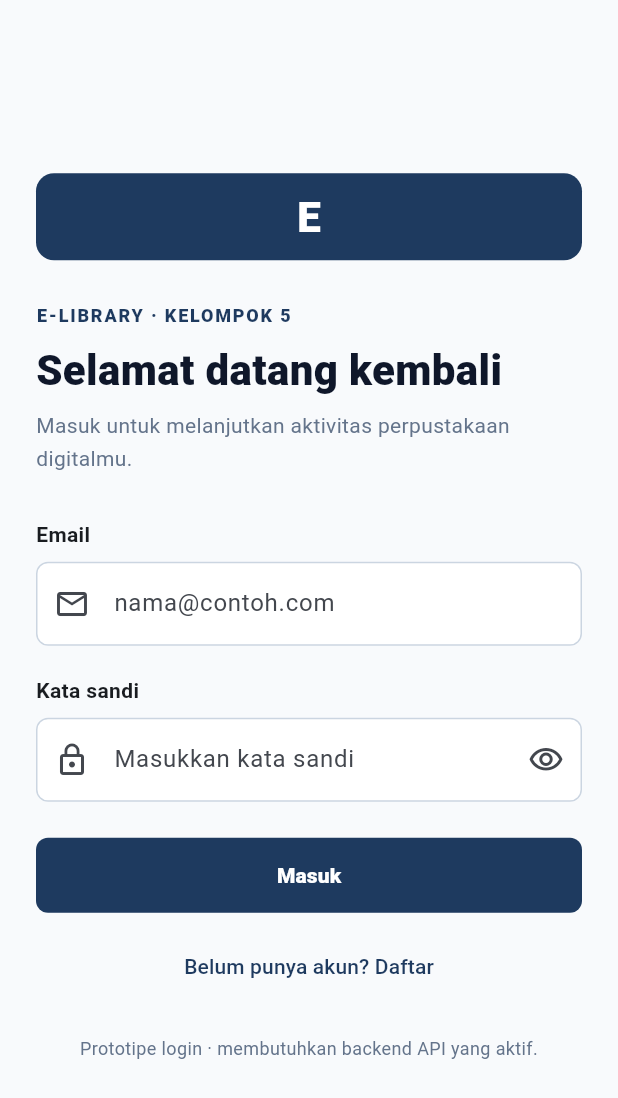
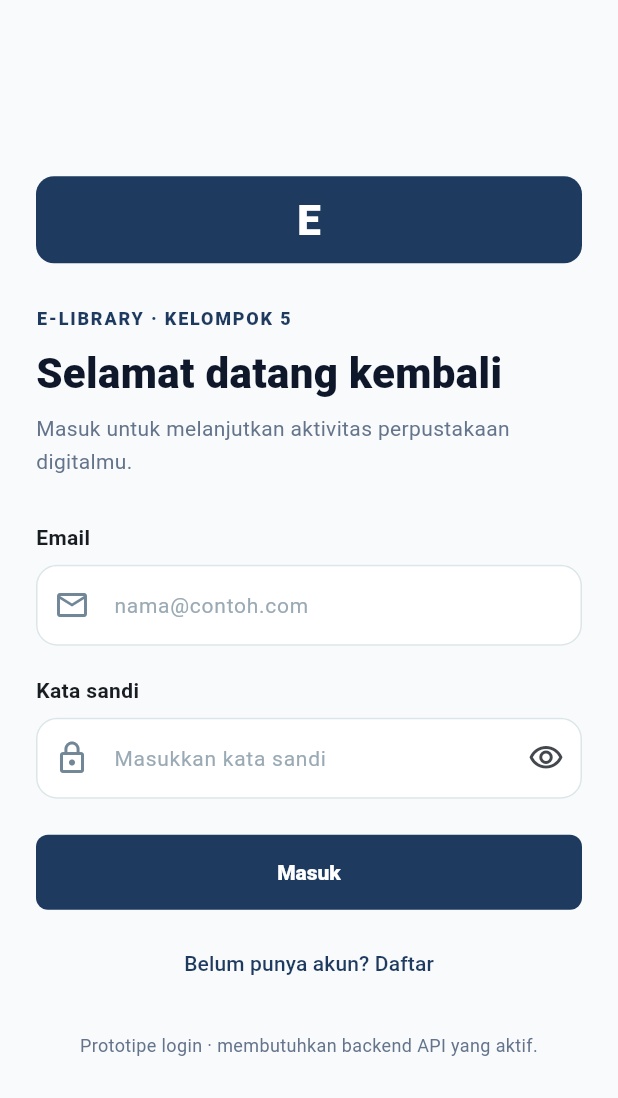
Before and after one commit to 077Andrian/pemrograman-berbasis-platform-kelompok-5-e-library, a Flutter app: the screen it shows after launch, on a phone screen of 412 x 824 dp. Shown: the top 1098 px of the screen. Run offline on Flutter 3.47's test engine with Material 3 defaults, Android fonts, the phone set to English and light mode, and no system bars.

Commit message:
style(mobile): polish E-Library mobile experience

```diff
--- a/frontend/mobile/lib/main.dart
+++ b/frontend/mobile/lib/main.dart
@@ -25,27 +25,79 @@ class ELibraryApp extends StatelessWidget {
       debugShowCheckedModeBanner: false,
       theme: ThemeData(
         useMaterial3: true,
+        scaffoldBackgroundColor: const Color(0xFFF3F7F8),
         colorScheme: ColorScheme.fromSeed(
           seedColor: primary,
           primary: primary,
           secondary: accent,
-          surface: const Color(0xFFF8FAFC),
+          surface: const Color(0xFFFFFFFF),
+        ),
+        appBarTheme: const AppBarTheme(
+          backgroundColor: Colors.white,
+          foregroundColor: Color(0xFF14283D),
+          surfaceTintColor: Colors.transparent,
+          elevation: 0,
+          centerTitle: false,
+          titleTextStyle: TextStyle(
+            color: Color(0xFF14283D),
+            fontSize: 20,
+            fontWeight: FontWeight.w800,
+            letterSpacing: -0.4,
+          ),
+        ),
+        cardTheme: CardThemeData(
+          color: Colors.white,
+          elevation: 0,
+          margin: const EdgeInsets.only(bottom: 12),
+          clipBehavior: Clip.antiAlias,
+          shape: RoundedRectangleBorder(
+            borderRadius: BorderRadius.circular(18),
+            side: const BorderSide(color: Color(0xFFE2EAED)),
+          ),
         ),
         inputDecorationTheme: InputDecorationTheme(
           filled: true,
           fillColor: Colors.white,
+          contentPadding: const EdgeInsets.symmetric(horizontal: 16, vertical: 15),
+          hintStyle: const TextStyle(color: Color(0xFF9AAAB5), fontSize: 14),
+          prefixIconColor: const Color(0xFF718797),
           border: OutlineInputBorder(
-            borderRadius: BorderRadius.circular(8),
-            borderSide: const BorderSide(color: Color(0xFFCBD5E1)),
+            borderRadius: BorderRadius.circular(14),
+            borderSide: const BorderSide(color: Color(0xFFDCE6E9)),
           ),
           enabledBorder: OutlineInputBorder(
-            borderRadius: BorderRadius.circular(8),
-            borderSide: const BorderSide(color: Color(0xFFCBD5E1)),
+            borderRadius: BorderRadius.circular(14),
+            borderSide: const BorderSide(color: Color(0xFFDCE6E9)),
           ),
           focusedBorder: OutlineInputBorder(
-            borderRadius: BorderRadius.circular(8),
-            borderSide: const BorderSide(color: accent, width: 2),
+            borderRadius: BorderRadius.circular(14),
+            borderSide: const BorderSide(color: accent, width: 1.7),
           ),
+        ),
+        filledButtonTheme: FilledButtonThemeData(
+          style: FilledButton.styleFrom(
+            backgroundColor: primary,
+            foregroundColor: Colors.white,
+            elevation: 0,
+            minimumSize: const Size(0, 48),
+            padding: const EdgeInsets.symmetric(horizontal: 18, vertical: 13),
+            shape: RoundedRectangleBorder(borderRadius: BorderRadius.circular(13)),
+            textStyle: const TextStyle(fontWeight: FontWeight.w800),
+          ),
+        ),
+        outlinedButtonTheme: OutlinedButtonThemeData(
+          style: OutlinedButton.styleFrom(
+            foregroundColor: primary,
+            side: const BorderSide(color: Color(0xFFDCE6E9)),
+            minimumSize: const Size(0, 42),
+            shape: RoundedRectangleBorder(borderRadius: BorderRadius.circular(12)),
+            textStyle: const TextStyle(fontWeight: FontWeight.w700),
+          ),
+        ),
+        snackBarTheme: SnackBarThemeData(
+          behavior: SnackBarBehavior.floating,
+          backgroundColor: const Color(0xFF173D59),
+          shape: RoundedRectangleBorder(borderRadius: BorderRadius.circular(14)),
         ),
       ),
       home: const LoginPage(),
@@ -371,9 +423,10 @@ class _LoginPageState extends State<LoginPage> {
         _ebooks = rawEbooks is List
             ? rawEbooks.whereType<Map<String, dynamic>>().toList()
             : <Map<String, dynamic>>[];
-        _fines = finesResponse?['data'] is List
-            ? Map<String, dynamic>.from(finesResponse!)
-            : (finesResponse == null ? <String, dynamic>{} : Map<String, dynamic>.from(finesResponse));
+        final rawFines = finesResponse?['data'];
+        _fines = rawFines is Map
+            ? Map<String, dynamic>.from(rawFines)
+            : <String, dynamic>{};
       });
     } on Exception catch (error) {
       if (mounted) {
@@ -760,7 +813,26 @@ class _LoginPageState extends State<LoginPage> {
     return Scaffold(
       backgroundColor: const Color(0xFFF8FAFC),
       appBar: AppBar(
-        title: const Text('E-Library'),
+        title: Row(
+          children: [
+            Container(
+              width: 34,
+              height: 34,
+              alignment: Alignment.center,
+              decoration: BoxDecoration(
+                gradient: const LinearGradient(
+                  colors: [Color(0xFF173D59), Color(0xFF0E9F91)],
+                  begin: Alignment.topLeft,
+                  end: Alignment.bottomRight,
+                ),
+                borderRadius: BorderRadius.circular(11),
+              ),
+              child: const Text('E', style: TextStyle(color: Colors.white, fontWeight: FontWeight.w900, fontSize: 19)),
+            ),
+            const SizedBox(width: 10),
+            const Text('E-Library'),
+          ],
+        ),
         actions: [
           if (isLibrarian) ...[
             IconButton(tooltip: 'Tambah buku', onPressed: _showAddBookDialog, icon: const Icon(Icons.add)),
@@ -778,22 +850,51 @@ class _LoginPageState extends State<LoginPage> {
         child: ListView(
           padding: const EdgeInsets.all(16),
           children: [
-            Text(
-              'Halo, ' + username,
-              style: const TextStyle(
-                fontSize: 24,
-                fontWeight: FontWeight.w800,
-                color: Color(0xFF1E3A5F),
+            Container(
+              width: double.infinity,
+              padding: const EdgeInsets.all(22),
+              decoration: BoxDecoration(
+                gradient: const LinearGradient(
+                  colors: [Color(0xFF102B43), Color(0xFF17615F)],
+                  begin: Alignment.topLeft,
+                  end: Alignment.bottomRight,
+                ),
+                borderRadius: BorderRadius.circular(22),
+                boxShadow: const [
+                  BoxShadow(color: Color(0x1D102B43), blurRadius: 22, offset: Offset(0, 10)),
+                ],
               ),
-            ),
-            const SizedBox(height: 4),
-            Text(
-              isLibrarian
-                  ? 'Pustakawan · kelola katalog dan sirkulasi'
-                  : isLeadership
-                      ? 'Pimpinan · ringkasan statistik perpustakaan'
-                      : 'Anggota · temukan buku dan kelola pinjaman',
-              style: const TextStyle(color: Color(0xFF64748B)),
+              child: Column(
+                crossAxisAlignment: CrossAxisAlignment.start,
+                children: [
+                  Container(
+                    padding: const EdgeInsets.symmetric(horizontal: 10, vertical: 6),
+                    decoration: BoxDecoration(
+                      color: Colors.white.withValues(alpha: .13),
+                      borderRadius: BorderRadius.circular(30),
+                      border: Border.all(color: Colors.white.withValues(alpha: .18)),
+                    ),
+                    child: Text(
+                      isLibrarian ? 'RUANG PUSTAKAWAN' : isLeadership ? 'DASHBOARD PIMPINAN' : 'RUANG ANGGOTA',
+                      style: const TextStyle(color: Color(0xFFB8F0E4), fontSize: 10, letterSpacing: 1.2, fontWeight: FontWeight.w800),
+                    ),
+                  ),
+                  const SizedBox(height: 15),
+                  Text(
+                    'Halo, ' + username,
+                    style: const TextStyle(fontSize: 25, height: 1.1, fontWeight: FontWeight.w800, color: Colors.white, letterSpacing: -.5),
+                  ),
+                  const SizedBox(height: 8),
+                  Text(
+                    isLibrarian
+                        ? 'Kelola katalog dan pantau sirkulasi perpustakaan.'
+                        : isLeadership
+                            ? 'Pantau koleksi, aktivitas, dan performa perpustakaan.'
+                            : 'Temukan bacaan baru dan kelola perjalanan membacamu.',
+                    style: const TextStyle(color: Color(0xFFD4E8E7), height: 1.5, fontSize: 13),
+                  ),
+                ],
+              ),
             ),
             const SizedBox(height: 18),
             TextField(
```
